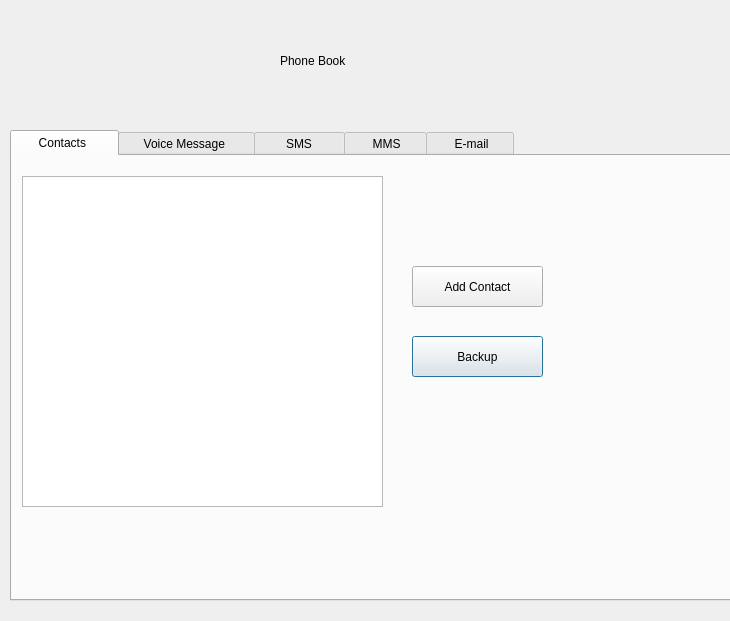
Before: the Qt Designer form project.ui in SumanKanrar-IEM/VIRTUAL-PHONE, drawn with Qt 5.
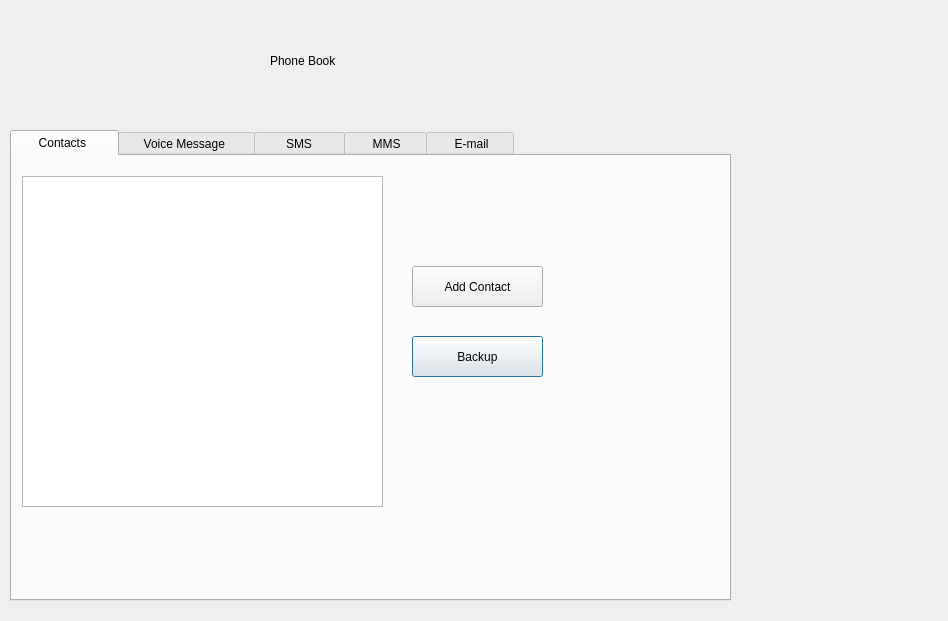
After: the same form once the commit is applied. The open tabs and pages were chosen to show the change. Icons and pictures are not drawn.

Patch:
```diff
--- a/project.ui
+++ b/project.ui
@@ -6,7 +6,7 @@
    <rect>
     <x>0</x>
     <y>0</y>
-    <width>730</width>
+    <width>948</width>
     <height>621</height>
    </rect>
   </property>
@@ -170,7 +170,7 @@
   <widget class="QLabel" name="label_2">
    <property name="geometry">
     <rect>
-     <x>280</x>
+     <x>270</x>
      <y>10</y>
      <width>331</width>
      <height>101</height>
```
Left out of the diff: 31 changed lines with no effect on the pictures.
